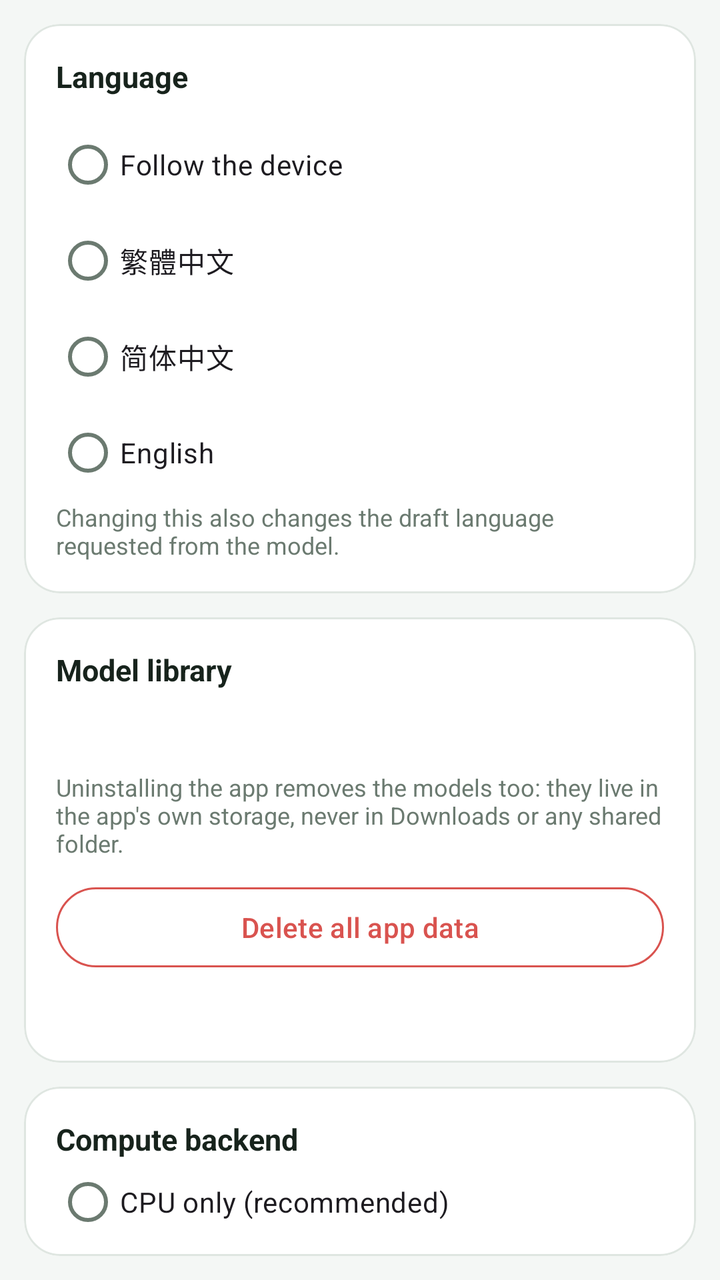
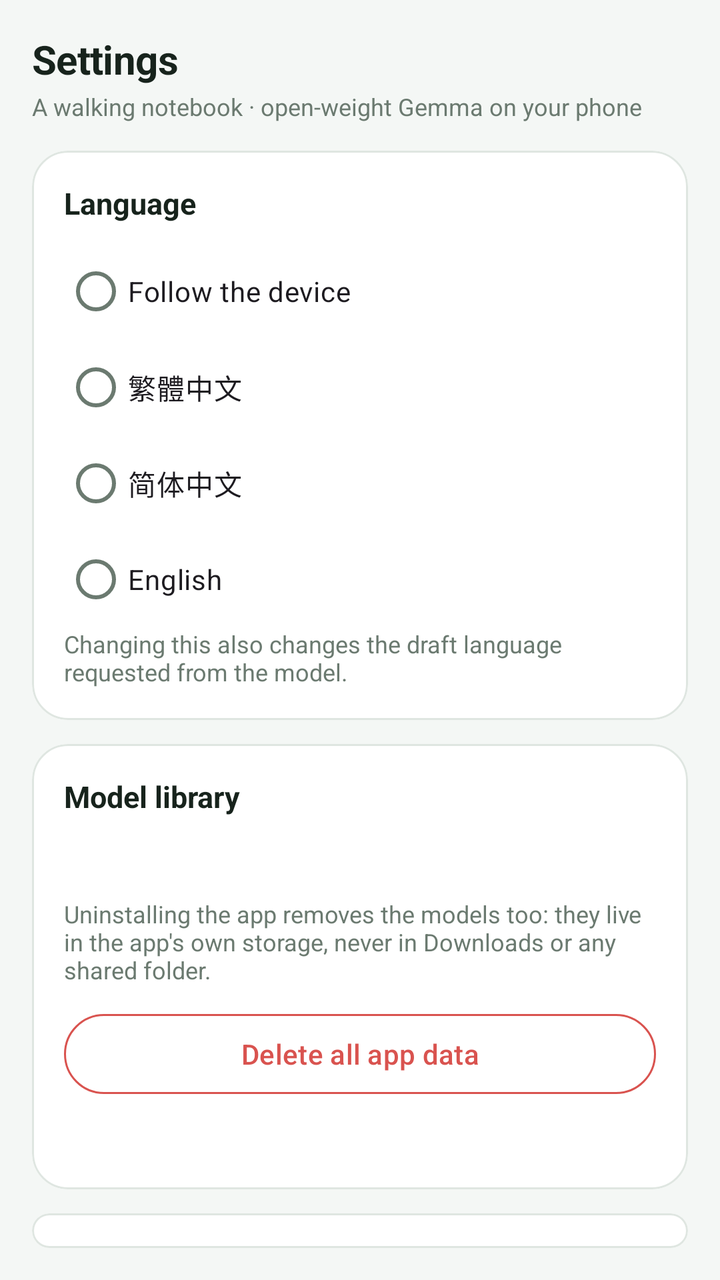

An Android layout rendered at two revisions. The XML below is the earlier revision; the diff shows what the commit changed to produce the second picture.
<!-- AndroidManifest.xml: application theme Theme.CivicWalk -->
<!-- res/layout/tab_settings.xml -->
<?xml version="1.0" encoding="utf-8"?>
<LinearLayout xmlns:android="http://schemas.android.com/apk/res/android"
    xmlns:app="http://schemas.android.com/apk/res-auto"
    android:layout_width="match_parent"
    android:layout_height="wrap_content"
    android:orientation="vertical"
    android:padding="12dp">

    
    <com.google.android.material.card.MaterialCardView
        style="@style/Card"
        android:layout_width="match_parent"
        android:layout_height="wrap_content">

        <LinearLayout
            android:layout_width="match_parent"
            android:layout_height="wrap_content"
            android:orientation="vertical">

            <TextView
                style="@style/SectionTitle"
                android:layout_width="wrap_content"
                android:layout_height="wrap_content"
                android:text="@string/c_lang" />

            <RadioGroup
                android:id="@+id/radioLang"
                android:layout_width="match_parent"
                android:layout_height="wrap_content"
                android:orientation="vertical">

                <com.google.android.material.radiobutton.MaterialRadioButton
                    android:id="@+id/rbSystem"
                    android:layout_width="match_parent"
                    android:layout_height="wrap_content"
                    android:text="@string/lang_system" />

                <com.google.android.material.radiobutton.MaterialRadioButton
                    android:id="@+id/rbHant"
                    android:layout_width="match_parent"
                    android:layout_height="wrap_content"
                    android:text="@string/lang_tc" />

                <com.google.android.material.radiobutton.MaterialRadioButton
                    android:id="@+id/rbHans"
                    android:layout_width="match_parent"
                    android:layout_height="wrap_content"
                    android:text="@string/lang_sc" />

                <com.google.android.material.radiobutton.MaterialRadioButton
                    android:id="@+id/rbEn"
                    android:layout_width="match_parent"
                    android:layout_height="wrap_content"
                    android:text="@string/lang_en" />
            </RadioGroup>

            <TextView
                style="@style/Hint"
                android:layout_width="match_parent"
                android:layout_height="wrap_content"
                android:text="@string/lang_note" />
        </LinearLayout>
    </com.google.android.material.card.MaterialCardView>

    
    <com.google.android.material.card.MaterialCardView
        style="@style/Card"
        android:layout_width="match_parent"
        android:layout_height="wrap_content"
        android:layout_marginTop="12dp">

        <LinearLayout
            android:layout_width="match_parent"
            android:layout_height="wrap_content"
            android:orientation="vertical">

            <TextView
                style="@style/SectionTitle"
                android:layout_width="wrap_content"
                android:layout_height="wrap_content"
                android:text="@string/c_model_library" />

            
            <LinearLayout
                android:id="@+id/modelList"
                android:layout_width="match_parent"
                android:layout_height="wrap_content"
                android:orientation="vertical" />

            <TextView
                android:id="@+id/tvStorage"
                style="@style/Hint"
                android:layout_width="match_parent"
                android:layout_height="wrap_content"
                android:layout_marginTop="10dp" />

            <TextView
                style="@style/Hint"
                android:layout_width="match_parent"
                android:layout_height="wrap_content"
                android:layout_marginTop="4dp"
                android:text="@string/uninstall_note" />

            <com.google.android.material.button.MaterialButton
                android:id="@+id/btnWipe"
                style="@style/Widget.Material3.Button.OutlinedButton"
                android:layout_width="match_parent"
                android:layout_height="wrap_content"
                android:layout_marginTop="10dp"
                android:text="@string/btn_wipe"
                android:textColor="@color/issue"
                app:strokeColor="@color/issue" />

            <TextView
                android:id="@+id/tvEngine"
                style="@style/Body"
                android:layout_width="match_parent"
                android:layout_height="wrap_content"
                android:layout_marginTop="10dp" />
        </LinearLayout>
    </com.google.android.material.card.MaterialCardView>

    
    <com.google.android.material.card.MaterialCardView
        style="@style/Card"
        android:layout_width="match_parent"
        android:layout_height="wrap_content"
        android:layout_marginTop="12dp">

        <LinearLayout
            android:layout_width="match_parent"
            android:layout_height="wrap_content"
            android:orientation="vertical">

            <TextView
                style="@style/SectionTitle"
                android:layout_width="wrap_content"
                android:layout_height="wrap_content"
                android:text="@string/c_backend" />

            <RadioGroup
                android:id="@+id/radioBackend"
                android:layout_width="match_parent"
                android:layout_height="wrap_content"
                android:orientation="vertical">

                <com.google.android.material.radiobutton.MaterialRadioButton
                    android:id="@+id/rbCpu"
                    android:layout_width="match_parent"
                    android:layout_height="wrap_content"
                    android:text="@string/rb_cpu" />

                <com.google.android.material.radiobutton.MaterialRadioButton
                    android:id="@+id/rbAuto"
                    android:layout_width="match_parent"
                    android:layout_height="wrap_content"
                    android:text="@string/rb_auto" />

                <com.google.android.material.radiobutton.MaterialRadioButton
                    android:id="@+id/rbGpuOnly"
                    android:layout_width="match_parent"
                    android:layout_height="wrap_content"
                    android:text="@string/rb_gpu" />
            </RadioGroup>

            <TextView
                style="@style/Hint"
                android:layout_width="match_parent"
                android:layout_height="wrap_content"
                android:text="@string/backend_note" />

            <com.google.android.material.progressindicator.LinearProgressIndicator
                android:id="@+id/loadProgress"
                android:layout_width="match_parent"
                android:layout_height="wrap_content"
                android:layout_marginTop="10dp"
                android:indeterminate="true"
                android:visibility="gone"
                app:indicatorColor="@color/amber"
                app:trackColor="@color/line" />

            <TextView
                android:id="@+id/tvLoadInfo"
                style="@style/Hint"
                android:layout_width="match_parent"
                android:layout_height="wrap_content"
                android:visibility="gone" />

            <com.google.android.material.button.MaterialButton
                android:id="@+id/btnLoadCancel"
                style="@style/Widget.Material3.Button.OutlinedButton"
                android:layout_width="match_parent"
                android:layout_height="wrap_content"
                android:layout_marginTop="6dp"
                android:text="@string/btn_cancel_load"
                android:visibility="gone" />
        </LinearLayout>
    </com.google.android.material.card.MaterialCardView>

    
    <com.google.android.material.card.MaterialCardView
        style="@style/Card"
        android:layout_width="match_parent"
        android:layout_height="wrap_content"
        android:layout_marginTop="12dp"
        android:layout_marginBottom="12dp">

        <LinearLayout
            android:layout_width="match_parent"
            android:layout_height="wrap_content"
            android:orientation="vertical">

            <TextView
                style="@style/SectionTitle"
                android:layout_width="wrap_content"
                android:layout_height="wrap_content"
                android:text="@string/c_privacy" />

            <TextView
                style="@style/Hint"
                android:layout_width="match_parent"
                android:layout_height="wrap_content"
                android:text="@string/privacy_body" />

            <TextView
                android:id="@+id/tvVersion"
                style="@style/Hint"
                android:layout_width="match_parent"
                android:layout_height="wrap_content"
                android:layout_marginTop="8dp" />

            <TextView
                style="@style/SectionTitle"
                android:layout_width="wrap_content"
                android:layout_height="wrap_content"
                android:layout_marginTop="12dp"
                android:text="@string/c_last_error" />

            <TextView
                android:id="@+id/tvCrash"
                style="@style/Hint"
                android:layout_width="match_parent"
                android:layout_height="wrap_content"
                android:text="@string/no_error"
                android:textIsSelectable="true" />
        </LinearLayout>
    </com.google.android.material.card.MaterialCardView>
</LinearLayout>
<!-- resources referenced by this layout -->
<resources>
  <color name="amber">#C9A227</color>
  <color name="issue">#D9534F</color>
  <color name="line">#DFE6E1</color>
  <string name="backend_note">Most phones do not expose OpenCL to apps, so the GPU backend fails with “Can not find OpenCL library on this device”. CPU always works and is the default.</string>
  <string name="btn_cancel_load">Cancel load</string>
  <string name="btn_wipe">Delete all app data</string>
  <string name="c_backend">Compute backend</string>
  <string name="c_lang">Language</string>
  <string name="c_last_error">Last error (select and copy)</string>
  <string name="c_model_library">Model library</string>
  <string name="c_privacy">Privacy</string>
  <string name="lang_en">English</string>
  <string name="lang_note">Changing this also changes the draft language requested from the model.</string>
  <string name="lang_sc">简体中文</string>
  <string name="lang_system">Follow the device</string>
  <string name="lang_tc">繁體中文</string>
  <string name="no_error">No error recorded.</string>
  <string name="privacy_body">The photo, the coordinates, the draft and your walked grid stay in this app\'s own folder. The only network use is the one-time model download.</string>
  <string name="rb_auto">Auto — try GPU, fall back to CPU</string>
  <string name="rb_cpu">CPU only (recommended)</string>
  <string name="rb_gpu">GPU only</string>
  <string name="uninstall_note">Uninstalling the app removes the models too: they live in the app\'s own storage, never in Downloads or any shared folder.</string>
  <style name="Body">
          <item name="android:textSize">13sp</item>
          <item name="android:textColor">@color/ink</item>
          <item name="android:lineSpacingMultiplier">1.15</item>
      </style>
  <style name="Card">
          <item name="cardCornerRadius">18dp</item>
          <item name="cardElevation">0dp</item>
          <item name="strokeColor">@color/line</item>
          <item name="strokeWidth">1dp</item>
          <item name="cardBackgroundColor">@color/card</item>
          <item name="contentPadding">16dp</item>
      </style>
  <style name="Hint">
          <item name="android:textSize">12sp</item>
          <item name="android:textColor">@color/muted</item>
      </style>
  <style name="SectionTitle">
          <item name="android:textSize">15sp</item>
          <item name="android:textStyle">bold</item>
          <item name="android:textColor">@color/ink</item>
          <item name="android:layout_marginBottom">10dp</item>
      </style>
  <color name="ink">#17231C</color>
  <color name="card">#FFFFFF</color>
  <color name="muted">#6B7A70</color>
  <color name="accent">#2F7D52</color>
  <color name="white">#FFFFFF</color>
  <color name="accent_soft">#DCEFE3</color>
  <color name="amber_soft">#F7EFD6</color>
  <color name="bg">#F4F7F5</color>
  <!-- unchanged entries left out for length: 1 -->
</resources>

<!-- the commit's change to res/layout/tab_settings.xml (unified diff, before → after) -->
@@ -4,7 +4,21 @@
     android:layout_width="match_parent"
     android:layout_height="wrap_content"
     android:orientation="vertical"
-    android:padding="12dp">
+    android:padding="16dp">
+
+    <TextView
+        style="@style/PageTitle"
+        android:layout_width="wrap_content"
+        android:layout_height="wrap_content"
+        android:text="@string/tab_settings" />
+
+    <TextView
+        style="@style/Hint"
+        android:layout_width="match_parent"
+        android:layout_height="wrap_content"
+        android:layout_marginTop="2dp"
+        android:layout_marginBottom="14dp"
+        android:text="@string/header_sub" />
 
     
     <com.google.android.material.card.MaterialCardView
<!-- resource entries referenced after the edit -->
@@ -11,6 +11,7 @@
   <string name="c_last_error">Last error (select and copy)</string>
   <string name="c_model_library">Model library</string>
   <string name="c_privacy">Privacy</string>
+  <string name="header_sub">A walking notebook · open-weight Gemma on your phone</string>
   <string name="lang_en">English</string>
   <string name="lang_note">Changing this also changes the draft language requested from the model.</string>
   <string name="lang_sc">简体中文</string>
@@ -21,6 +22,7 @@
   <string name="rb_auto">Auto — try GPU, fall back to CPU</string>
   <string name="rb_cpu">CPU only (recommended)</string>
   <string name="rb_gpu">GPU only</string>
+  <string name="tab_settings">Settings</string>
   <string name="uninstall_note">Uninstalling the app removes the models too: they live in the app\'s own storage, never in Downloads or any shared folder.</string>
   <style name="Body">
           <item name="android:textSize">13sp</item>
@@ -39,6 +41,12 @@
           <item name="android:textSize">12sp</item>
           <item name="android:textColor">@color/muted</item>
       </style>
+  <style name="PageTitle">
+          <item name="android:textSize">20sp</item>
+          <item name="android:textStyle">bold</item>
+          <item name="android:textColor">@color/ink</item>
+          <item name="android:letterSpacing">-0.01</item>
+      </style>
   <style name="SectionTitle">
           <item name="android:textSize">15sp</item>
           <item name="android:textStyle">bold</item>
